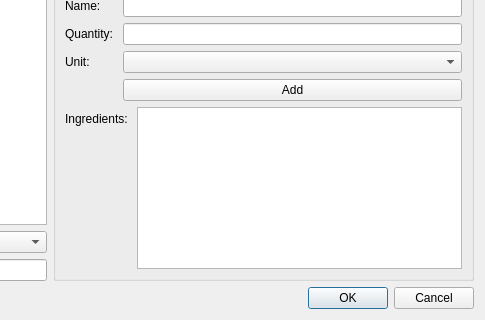
This is ThomChefApp/addrecipe.ui in computoms/ThomChef as Qt 5 draws it before an edit; both pictures show x 385 to 870 and y 88 to 408 of the 870 by 408 pixel window. The edited form follows.
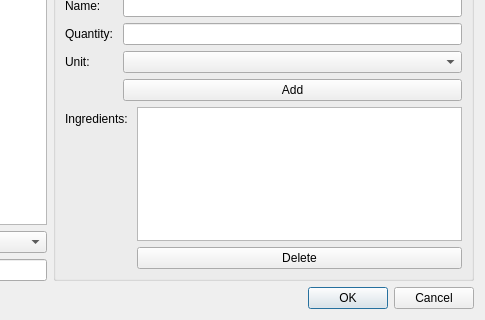
This is the edited form.

Commit message: Implements the Update and Delete operations on Recipes and Ingredients

```diff
--- a/ThomChefApp/addrecipe.ui
+++ b/ThomChefApp/addrecipe.ui
@@ -134,6 +134,13 @@
         <item row="0" column="1">
          <widget class="QListWidget" name="ingredientlist"/>
         </item>
+        <item row="1" column="1">
+         <widget class="QPushButton" name="button_ingredient_delete">
+          <property name="text">
+           <string>Delete</string>
+          </property>
+         </widget>
+        </item>
        </layout>
       </item>
      </layout>
```
The commit also changes 15 other files.
